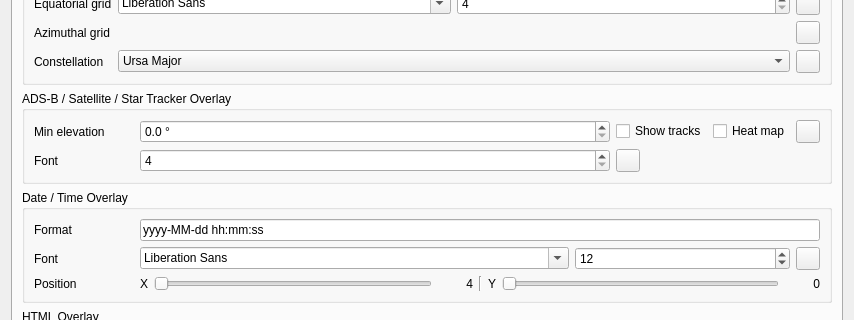
Above: plugins/feature/camera/camerasettingsdialog.ui from srcejon/sdrangel before the change; both pictures show x 0 to 854 and y 204 to 524 of the 854 by 914 pixel window. Below: the same form after it.
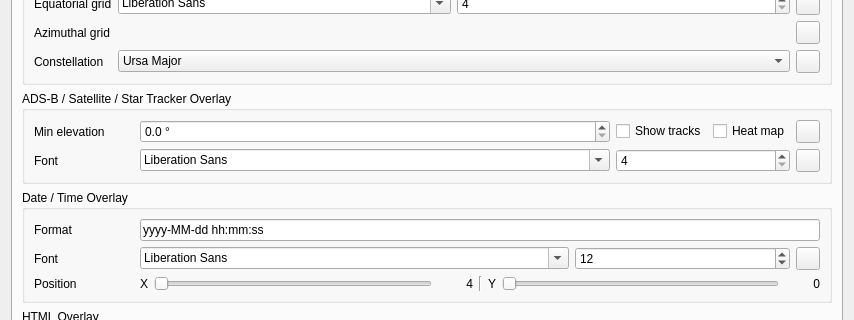
That is the form after the change. The open tabs and pages were chosen to show the change. Icons and pictures are not drawn. Custom widgets are drawn as their Qt base class.

Commit message: Add camera tracked overlay font setting

Diff of the .ui file:
```diff
--- a/plugins/feature/camera/camerasettingsdialog.ui
+++ b/plugins/feature/camera/camerasettingsdialog.ui
@@ -3452,7 +3452,7 @@
             </property>
            </widget>
           </item>
-          <item row="1" column="2">
+          <item row="1" column="3">
            <widget class="QToolButton" name="trackObjectColorButton">
             <property name="toolTip">
              <string>Select tracked object label colour</string>
@@ -3501,6 +3501,13 @@
            </layout>
           </item>
           <item row="1" column="1">
+           <widget class="QFontComboBox" name="trackObjectFontCombo">
+            <property name="toolTip">
+             <string>Select font to use for tracked object labels</string>
+            </property>
+           </widget>
+          </item>
+          <item row="1" column="2">
            <widget class="QDoubleSpinBox" name="trackObjectFontScaleSpin">
             <property name="toolTip">
              <string>Font point size for tracked object labels</string>
```
The commit also changes 5 other files.
